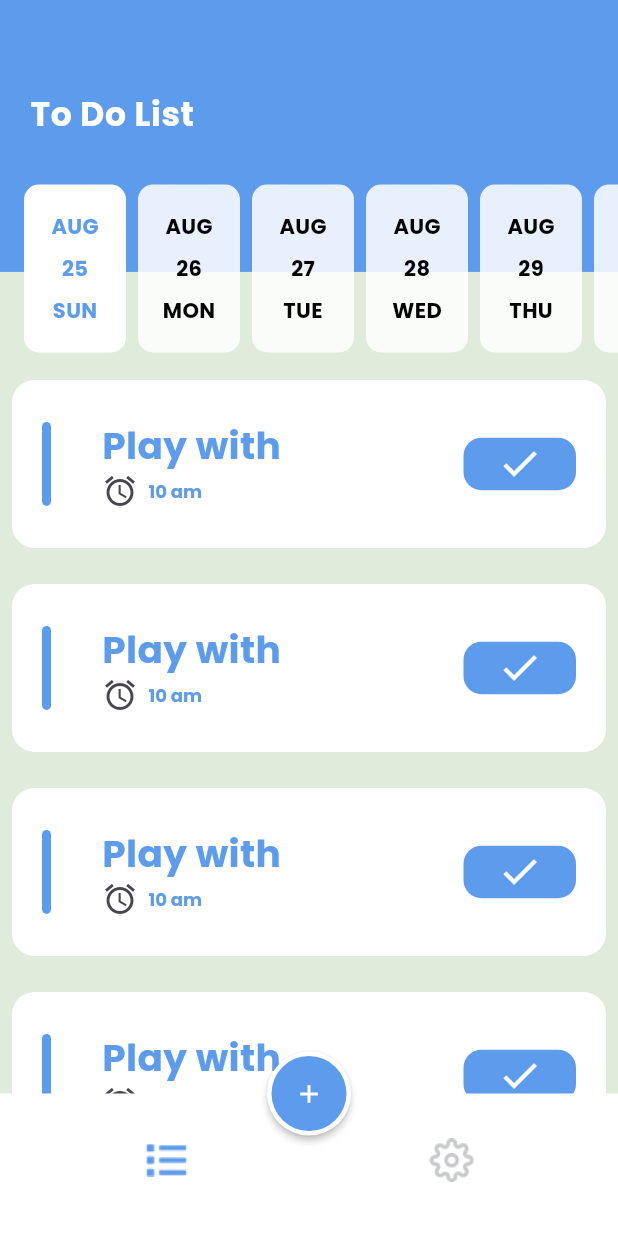
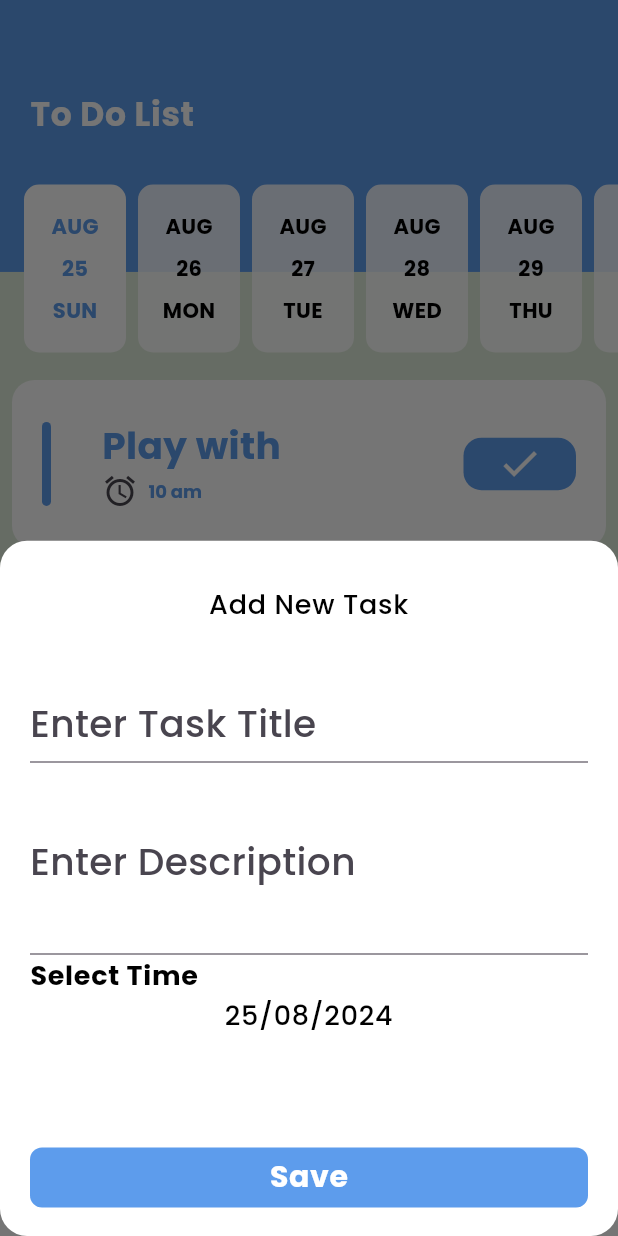
Before and after one commit to medohkl98/todonew, a Flutter app: the screen it shows after launch, after a tap on "Login", after a tap on the "add" icon, on a phone screen of 412 x 824 dp. Run offline on Flutter 3.47's test engine with Material 3 defaults, Android fonts, the light colour scheme and no system bars; drawn by our look-alikes of easy_date_timeline; our stand-ins replace bot_toast, cloud_firestore, firebase_core, flutter_easyloading, lottie; accounts and stored records are empty.

Commit message:
added bot toast  with json animation added added bottomsheet added add tasks to firebase from bottom sheet add+ added snackbar service that is bot toas with notification customized adding loading service with easyloading added lotti json animation

```diff
--- /dev/null
+++ b/lib/core/services/loading_services.dart
@@ -0,0 +1,19 @@
+import 'package:flutter/material.dart';
+import 'package:flutter_easyloading/flutter_easyloading.dart';
+
+configration(){
+  EasyLoading.instance
+    ..displayDuration = const Duration(milliseconds: 2000)
+    ..indicatorType = EasyLoadingIndicatorType.fadingCircle
+    ..loadingStyle = EasyLoadingStyle.dark
+    ..indicatorSize = 45.0
+    ..radius = 10.0
+    ..progressColor = const Color(0xff5D9CEC)
+    ..backgroundColor = Colors.green
+    ..indicatorColor = Colors.yellow
+    ..textColor = Colors.yellow
+    ..maskColor = Colors.blue.withOpacity(0.5)
+    ..userInteractions = true
+    ..dismissOnTap = false;
+    //..customAnimation = CustomAnimation();
+}
--- a/lib/features/layout/layout_view.dart
+++ b/lib/features/layout/layout_view.dart
@@ -1,5 +1,6 @@
 import 'package:flutter/cupertino.dart';
 import 'package:flutter/material.dart';
+import 'package:todonew/features/tasks/widgets/addtaskbottomsheet.dart';
 
 
 import '../settings/settings_view.dart';
@@ -32,7 +33,11 @@ class _LayoutViewState extends State<LayoutView> {
           borderRadius: BorderRadius.circular(40)
         ),
         onPressed: () {
-
+            showModalBottomSheet(
+              backgroundColor: Colors.transparent,
+              context: context,
+              builder: (context) => AddTaskBottomSheetWidget(),
+            );
       },
         child: CircleAvatar(
           radius: 25,
--- a/lib/features/tasks/tasks_view.dart
+++ b/lib/features/tasks/tasks_view.dart
@@ -125,6 +125,8 @@ class _TasksViewState extends State<TasksView> {
                 ],
               ),
         ),
+        // FutureBuilder(
+        //     future: future, builder: builder)
         Expanded(
           child: ListView.builder(
             padding: EdgeInsets.zero,
--- /dev/null
+++ b/lib/features/tasks/widgets/addtaskbottomsheet.dart
@@ -0,0 +1,174 @@
+import 'package:flutter/material.dart';
+import 'package:flutter/widgets.dart';
+import 'package:flutter_easyloading/flutter_easyloading.dart';
+import 'package:intl/intl.dart';
+import 'package:todonew/core/firebase_utils.dart';
+import 'package:todonew/core/services/snack_bar_service.dart';
+import 'package:todonew/models/task_model.dart';
+
+class AddTaskBottomSheetWidget extends StatefulWidget {
+  const AddTaskBottomSheetWidget({super.key});
+
+  @override
+  State<AddTaskBottomSheetWidget> createState() => _AddTaskBottomSheetWidgetState();
+}
+
+class _AddTaskBottomSheetWidgetState extends State<AddTaskBottomSheetWidget> {
+  TextEditingController titleController=TextEditingController();
+  TextEditingController descriptionController=TextEditingController();
+  DateTime selectedDate=DateTime.now();
+  GlobalKey<FormState> formKey=GlobalKey<FormState>();
+  @override
+  Widget build(BuildContext context) {
+    MediaQueryData mediaQuery =MediaQuery.of(context);
+    ThemeData theme =Theme.of(context);
+    return Container(
+      padding: const EdgeInsets.only(
+        top: 29,
+        right: 20,
+        left: 20,
+        bottom: 15
+      ),
+    decoration: BoxDecoration(
+      color: Colors.white,
+      borderRadius: BorderRadius.circular(18),
+    ),
+      child: Form(
+        key: formKey,
+        child: Column(
+          crossAxisAlignment: CrossAxisAlignment.stretch,
+          children: [
+            Text(
+              "Add New Task",
+              textAlign: TextAlign.center,
+              style: theme.textTheme.bodyLarge?.copyWith(
+                fontSize: 18,
+
+                color: Colors.black,
+              ),
+            ),
+            const SizedBox(
+              height: 40,
+            ),
+            TextFormField(
+              controller: titleController,
+              style: theme.textTheme.bodyMedium?.copyWith(
+                color: Colors.black,
+                fontWeight: FontWeight.w500,
+              ),
+              validator: (value) {
+                if(value==null||value.trim().isEmpty)
+                    {
+                      return "please Enter Task Title ";
+                    }
+              },
+              decoration:  InputDecoration(
+                hintText: "Enter Task Title",
+                errorStyle:  theme.textTheme.bodyMedium?.copyWith(
+              color: Colors.red,
+                fontWeight: FontWeight.w500,
+                  fontSize: 16,
+              ),
+              ),
+            ),// AddTask
+            const SizedBox(
+              height: 40,
+            ),
+            TextFormField(
+              controller: descriptionController,
+              style: theme.textTheme.bodyMedium?.copyWith(
+                color: Colors.black,
+                fontWeight: FontWeight.w500,
+              ),
+              maxLines:2,
+              validator: (value) {
+                if(value==null||value.trim().isEmpty)
+                {
+                  return "please Enter Description ";
+                }
+              },
+              decoration:  InputDecoration(
+                  hintText: "Enter Description ",
+                errorStyle:  theme.textTheme.bodyMedium?.copyWith(
+                  color: Colors.red,
+                  fontWeight: FontWeight.w500,
+                  fontSize: 16,
+                ),
+              ),
+            ), //Describtion
+
+            Text(
+              "Select Time",
+             // textAlign: TextAlign.center,
+              style: theme.textTheme.bodyLarge?.copyWith(
+                fontSize: 18,
+                fontWeight: FontWeight.bold,
+                color: Colors.black,
+              ),
+            ),
+            InkWell(
+              onTap: () {
+             getSelectedDateTime();
+              },
+              child: Text(
+               DateFormat("dd/MM/yyyy").format(selectedDate),
+                textAlign: TextAlign.center,
+                style: theme.textTheme.bodyLarge?.copyWith(
+                  fontSize: 18,
+
+                  color: Colors.black,
+                  fontWeight: FontWeight.w500,
+                ),
+              ),
+            ),
+            const Spacer(),
+            FilledButton(onPressed: (){
+              if (formKey.currentState!.validate()){
+              TaskModel taskModel=TaskModel(
+                      title: titleController.text,
+                      description: descriptionController.text,
+                      selectedDate: selectedDate);
+              EasyLoading.show();
+              FirebaseUtils.addTaskModel(taskModel).then((value) {
+
+                Navigator.pop(context);
+                EasyLoading.dismiss();
+                SnackBarService.showSuccessMessage("msg");
+              }
+              );
+
+
+            }
+              },
+              style:FilledButton.styleFrom(
+                backgroundColor: theme.primaryColor,
+                shape: RoundedRectangleBorder(
+                  borderRadius: BorderRadius.circular(8),
+                ),
+              ) ,
+              child: Text(
+              "Save",
+              style: theme.textTheme.bodySmall,
+            ),
+            )
+          ],
+
+        ),
+      ),
+
+      );
+  }
+  getSelectedDateTime() async {
+    DateTime? currentDate= await showDatePicker(
+     context: context,
+     firstDate: DateTime.now(),
+     lastDate: DateTime.now().add(const Duration(days: 368),),
+ );
+    if (currentDate!=null)
+      {
+             setState(() {
+               selectedDate=currentDate;
+             });
+      }
+  }
+}
--- a/lib/main.dart
+++ b/lib/main.dart
@@ -3,7 +3,11 @@ import 'package:todonew/core/app_theme_manager.dart';
 import 'package:todonew/core/page_routes_name.dart';
 import 'package:todonew/core/routes_generator.dart';
 import 'package:firebase_core/firebase_core.dart';
+import 'package:todonew/core/services/loading_services.dart';
 import 'firebase_options.dart';
+import 'package:flutter_easyloading/flutter_easyloading.dart';
+import 'package:bot_toast/bot_toast.dart';
+
 
 
 void main()  async {
@@ -13,6 +17,7 @@ void main()  async {
   );
 
   runApp(const MyApp());
+  configration();
 }
 
 class MyApp extends StatelessWidget {
@@ -24,11 +29,12 @@ class MyApp extends StatelessWidget {
     return  MaterialApp(
       title: 'TODO APP',
       debugShowCheckedModeBanner: false,
-
       initialRoute: PageRoutesName.intial,
       theme: AppThemeMngr.lightTheme,
-
       onGenerateRoute: RoutesGenerator.onGenerateRoutes,
+      builder: EasyLoading.init(
+        builder: BotToastInit(),
+      ),
     );
   }
 }
--- a/pubspec.yaml
+++ b/pubspec.yaml
@@ -39,6 +39,10 @@ dependencies:
   easy_date_timeline: ^1.1.3
   firebase_core: ^2.27.0
   cloud_firestore: ^4.15.8
+  intl: ^0.19.0
+  flutter_easyloading: ^3.0.5
+  bot_toast: ^4.1.3
+  lottie: ^3.1.2
 
 dev_dependencies:
   flutter_test:
```
Also changed, not shown: assets/icons/falied.json (added, +1 -0 lines), assets/icons/green_succsess.json (added, +1 -0 lines), assets/icons/success_checkmark_02.json (added, +1 -0 lines), lib/core/firebase_utils.dart (+13 -2 lines), lib/core/services/snack_bar_service.dart (added, +352 -0 lines), pubspec.lock.
